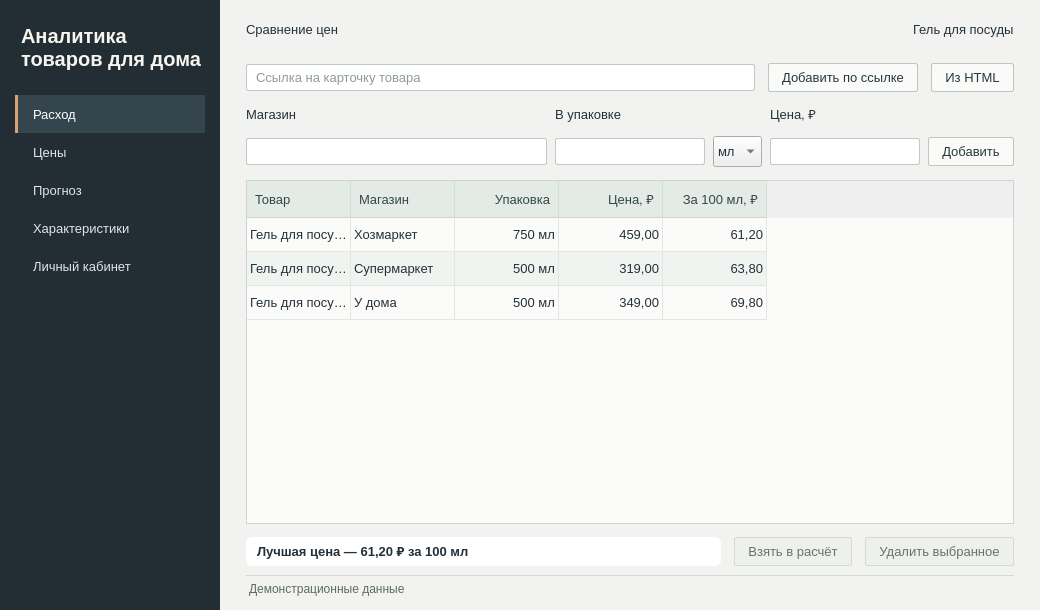
First picture: the form in household_goods.ui, repository Joe6355/_Analytics-for-household-goods, before the edit.
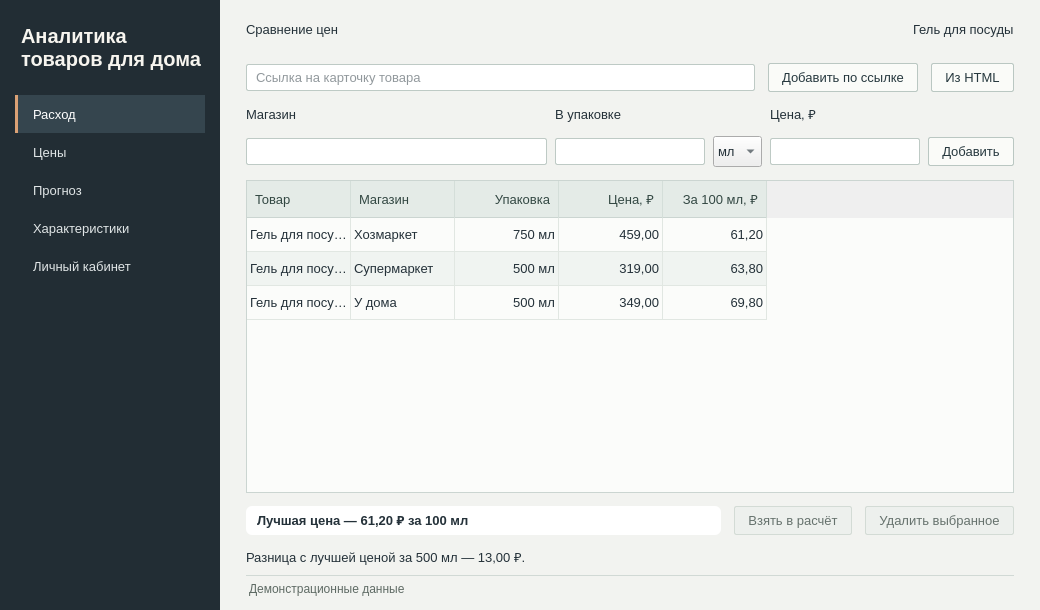
Second picture: the form after the edit. The open tabs and pages were chosen to show the change. Icons and pictures are not drawn.

Commit message:
сделал:
- добавил разницу с лучшей ценой для выбранной упаковки
- обновил пример сравнения в readme

```diff
--- a/household_goods.ui
+++ b/household_goods.ui
@@ -1167,6 +1167,22 @@
                </item>
               </layout>
              </item>
+             <item>
+              <widget class="QLabel" name="offerDifferenceLabel">
+               <property name="textFormat">
+                <enum>Qt::PlainText</enum>
+               </property>
+               <property name="text">
+                <string>Разница с лучшей ценой за 500 мл — 13,00 ₽.</string>
+               </property>
+               <property name="wordWrap">
+                <bool>true</bool>
+               </property>
+               <property name="role" stdset="0">
+                <string>muted</string>
+               </property>
+              </widget>
+             </item>
             </layout>
            </widget>
            <widget class="QWidget" name="forecastPage">
```
The commit also changes 2 other files.
